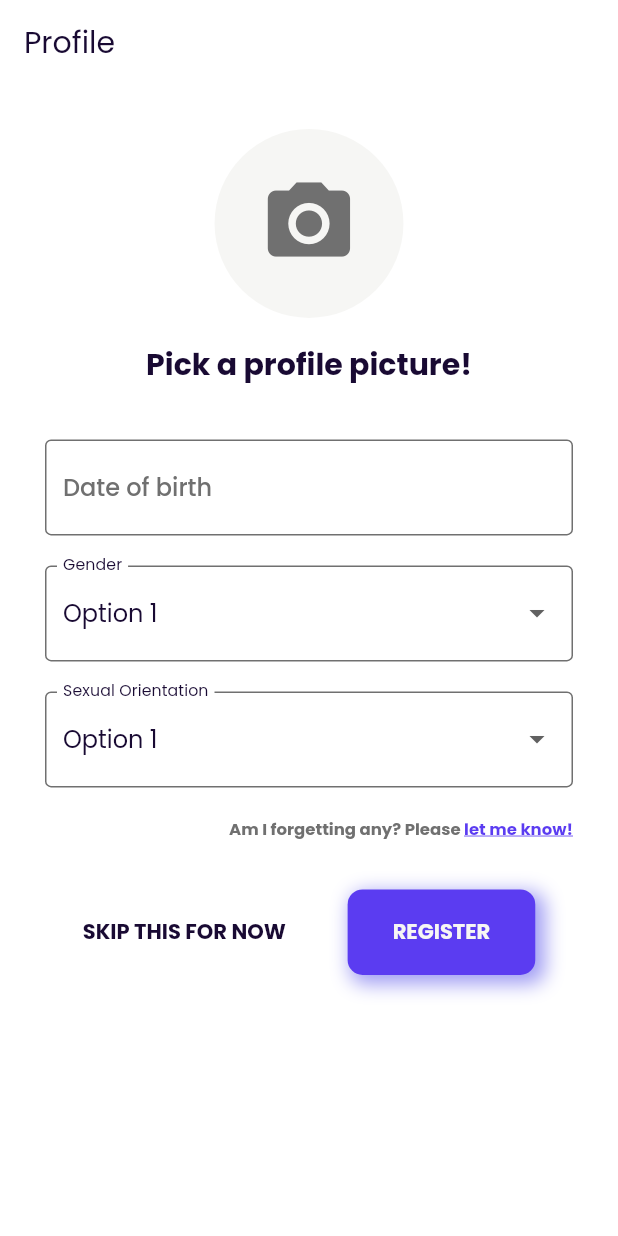
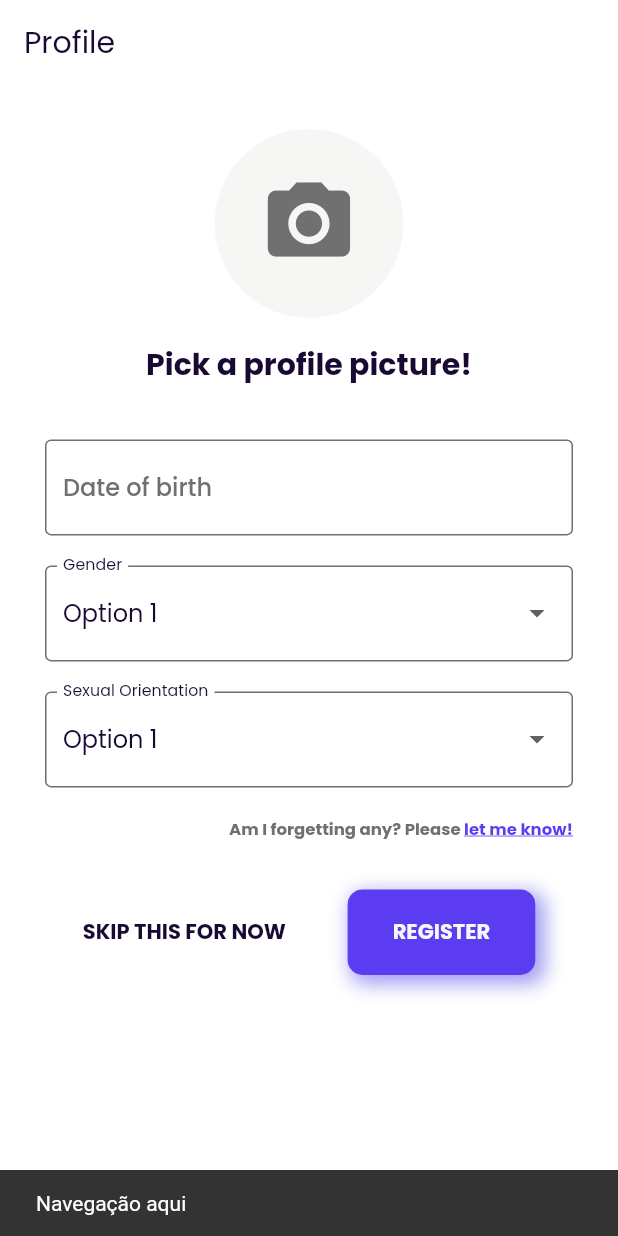
Before and after one commit to TrendingTechnology/isItSafe-APP, a Flutter app: the ProfileRegistrationPage screen opened directly, after a tap on the "camera alt" icon, on a phone screen of 412 x 824 dp. Run offline on Flutter 3.47's test engine with Material 2 defaults, Android fonts, the phone set to English and light mode, and no system bars; our stand-ins replace dio, flutter_svg, google_fonts, mask_text_input_formatter, shared_preferences, simple_animations and 1 more; accounts and stored records are empty; project files that could hold a hidden picture were left out.

Commit message:
Progresso para issue #25

```diff
--- a/lib/bloc/profile_registration_bloc.dart
+++ b/lib/bloc/profile_registration_bloc.dart
@@ -5,7 +5,19 @@ class ProfileRegistrationBloc {
   Stream<bool> get registerStream => _registerController.stream;
   Sink<bool> get registerSink => _registerController.sink;
 
+  ProfileRegistrationBloc() {
+    _registerController = StreamController.broadcast();
+  }
+
   void dispose() {
     _registerController.close();
   }
+
+  enableRegisterButton(
+      String dateBirth, String gender, String sexualOrientation) {
+    bool isButtonEnabled = (dateBirth.isNotEmpty &&
+        gender.isNotEmpty &&
+        sexualOrientation.isNotEmpty);
+    registerSink.add(isButtonEnabled);
+  }
 }
--- a/lib/pages/login_page.dart
+++ b/lib/pages/login_page.dart
@@ -5,7 +5,7 @@ import 'package:is_it_safe/bloc/login_bloc.dart';
 import 'package:is_it_safe/components/basic_button_item.dart';
 import 'package:is_it_safe/components/theme_switch.dart';
 import 'package:is_it_safe/generated/l10n.dart';
-import 'package:is_it_safe/pages/profile_registration_page.dart';
+import 'package:is_it_safe/pages/registration/profile_registration_page.dart';
 import 'package:is_it_safe/presenter/LoginPresenter/login_presenter.dart';
 import 'package:is_it_safe/presenter/LoginPresenter/login_presenter_contract.dart';
 import 'package:is_it_safe/utils/helpers/helpers.dart';
--- a/lib/pages/profile_registration_page.dart
+++ b/lib/pages/registration/profile_registration_page.dart
@@ -12,6 +12,8 @@ import 'package:is_it_safe/utils/helpers/helpers.dart';
 import 'package:is_it_safe/utils/helpers/manage_dialogs.dart';
 import 'package:is_it_safe/utils/style/colors.dart';
 import 'package:is_it_safe/utils/style/text_size.dart';
+
+import 'package:url_launcher/url_launcher.dart';
 
 class ProfileRegistrationPage extends StatefulWidget {
   const ProfileRegistrationPage({Key? key}) : super(key: key);
@@ -39,8 +41,10 @@ class _ProfileRegistrationPageState extends State<ProfileRegistrationPage>
   }
 
   @override
-  navigateToForgot() {
-    // TODO: implement navigateToForgot
+  navigateToForgot() async {
+    final String uri = "mailto:example@example";
+
+    await launch(uri);
   }
 
   @override
@@ -71,7 +75,11 @@ class _ProfileRegistrationPageState extends State<ProfileRegistrationPage>
 
                 ///Choose picture
                 GestureDetector(
-                  onTap: () {},
+                  onTap: () => ScaffoldMessenger.of(context).showSnackBar(
+                    SnackBar(
+                      content: Text("Navegação aqui"),
+                    ),
+                  ),
                   child: Padding(
                     padding: const EdgeInsets.only(bottom: 16.0),
                     child: Container(
@@ -115,6 +123,9 @@ class _ProfileRegistrationPageState extends State<ProfileRegistrationPage>
                 Padding(
                   padding: const EdgeInsets.only(bottom: 20.0),
                   child: TextFormField(
+                    inputFormatters: [_presenter.dateMask],
+                    controller: _presenter.dateBirthController,
+                    onChanged: (value) => _presenter.enableRegisterButton(),
                     keyboardType: TextInputType.number,
                     decoration: InputDecoration(
                       hintText: S.of(context).dateOfBirth,
@@ -132,7 +143,10 @@ class _ProfileRegistrationPageState extends State<ProfileRegistrationPage>
                     ),
                     dropdownColor: Theme.of(context).scaffoldBackgroundColor,
                     value: _presenter.provisionalOptions[0],
-                    onChanged: (String? value) => setState(() {}),
+                    onChanged: (String? value) => setState(() {
+                      _presenter.genderOption = value!;
+                      _presenter.enableRegisterButton();
+                    }),
                     items: _presenter.getDropDownItens(),
                   ),
                 ),
@@ -147,14 +161,19 @@ class _ProfileRegistrationPageState extends State<ProfileRegistrationPage>
                     ),
                     dropdownColor: Theme.of(context).scaffoldBackgroundColor,
                     value: _presenter.provisionalSexualOptions[0],
-                    onChanged: (String? value) => setState(() {}),
-                    items: _presenter.getDropDownItens(),
+                    onChanged: (String? value) => setState(() {
+                      _presenter.sexualOption = value!;
+                      _presenter.enableRegisterButton();
+                    }),
+                    items: _presenter.getSecondDropDownItens(),
                   ),
                 ),
 
                 ///Forgot any button
                 Align(
                   alignment: Alignment.centerRight,
+                  child: GestureDetector(
+                    onTap: () async => await navigateToForgot(),
                     child: RichText(
                       text: TextSpan(
                         children: [
@@ -164,7 +183,8 @@ class _ProfileRegistrationPageState extends State<ProfileRegistrationPage>
                                   fontSize: TextSize.xxSmall,
                                   color: Helpers.getColorFromTheme(
                                     context: context,
-                                  darkModeColor: Theme.of(context).buttonColor,
+                                    darkModeColor:
+                                        Theme.of(context).buttonColor,
                                     lightModeColor:
                                         Theme.of(context).disabledColor,
                                   ),
@@ -172,20 +192,22 @@ class _ProfileRegistrationPageState extends State<ProfileRegistrationPage>
                           ),
                           TextSpan(
                             text: S.of(context).forgotGenderSubtext,
-                          recognizer: TapGestureRecognizer()
-                            ..onTap = navigateToForgot(),
+                            // recognizer: TapGestureRecognizer()
+                            //   ..onTap = navigateToForgot(),
                             style: Theme.of(context).textTheme.button!.copyWith(
                                   fontSize: TextSize.xxSmall,
                                   decoration: TextDecoration.underline,
                                   color: Helpers.getColorFromTheme(
                                     context: context,
-                                  darkModeColor: Theme.of(context).accentColor,
+                                    darkModeColor:
+                                        Theme.of(context).accentColor,
                                     lightModeColor:
                                         Theme.of(context).primaryColor,
                                   ),
                                 ),
                           )
                         ],
+                      ),
                     ),
                   ),
                 ),
--- a/lib/presenter/ProfileRegistrationPresenter/profile_registration_contract.dart
+++ b/lib/presenter/ProfileRegistrationPresenter/profile_registration_contract.dart
@@ -1,7 +1,7 @@
 abstract class ProfileRegistrationPageContract {
   onError({required String message});
   registrationSuccess();
-  navigateToForgot();
+  Future<void> navigateToForgot();
   choosePicture();
 }
 
--- a/lib/presenter/ProfileRegistrationPresenter/profile_registration_presenter.dart
+++ b/lib/presenter/ProfileRegistrationPresenter/profile_registration_presenter.dart
@@ -1,12 +1,19 @@
 import 'package:flutter/material.dart';
 import 'package:is_it_safe/bloc/profile_registration_bloc.dart';
 import 'package:is_it_safe/presenter/ProfileRegistrationPresenter/profile_registration_contract.dart';
+import 'package:mask_text_input_formatter/mask_text_input_formatter.dart';
 
 class ProfileRegistrationPresenter implements ProfilePresenterContract {
   final ProfileRegistrationPageContract _contract;
   final ProfileRegistrationBloc _bloc;
   final scaffoldKey = GlobalKey<ScaffoldState>();
   final formKey = GlobalKey<FormState>();
+  final dateBirthController = TextEditingController();
+  final MaskTextInputFormatter dateMask =
+      MaskTextInputFormatter(mask: "##/##/####");
+
+  String genderOption = "";
+  String sexualOption = "";
 
   ProfileRegistrationPresenter(this._contract, this._bloc);
 
@@ -28,8 +35,9 @@ class ProfileRegistrationPresenter implements ProfilePresenterContract {
   }
 
   @override
-  enableRegisterButton() {
-    // TODO: implement enableRegisterButton
+  enableRegisterButton() async {
+    await _bloc.enableRegisterButton(
+        dateBirthController.text, sexualOption, genderOption);
   }
 
   List<DropdownMenuItem<String>> getDropDownItens() {
@@ -46,4 +54,19 @@ class ProfileRegistrationPresenter implements ProfilePresenterContract {
 
     return itens;
   }
+
+  List<DropdownMenuItem<String>> getSecondDropDownItens() {
+    List<DropdownMenuItem<String>> itens = [];
+
+    for (String item in this.provisionalSexualOptions) {
+      DropdownMenuItem<String> newItem = DropdownMenuItem(
+        value: item,
+        child: Text(item),
+      );
+
+      itens.add(newItem);
+    }
+
+    return itens;
+  }
 }
--- a/pubspec.yaml
+++ b/pubspec.yaml
@@ -37,8 +37,12 @@ dependencies:
   flutter_svg: ^0.22.0
   # Used to provide base platform interface for flutter
   plugin_platform_interface: ^2.0.0
-  # Used to control the Dark and LIght Themes
+  # Used to control the Dark and Light Themes
   provider: ^5.0.0
+  # used to mask input forms
+  mask_text_input_formatter: ^2.0.0
+  # used to launch other applications
+  url_launcher: ^6.0.9
 
 dev_dependencies:
   flutter_test:
```
Lines whose indentation alone changed are shown as unchanged.
